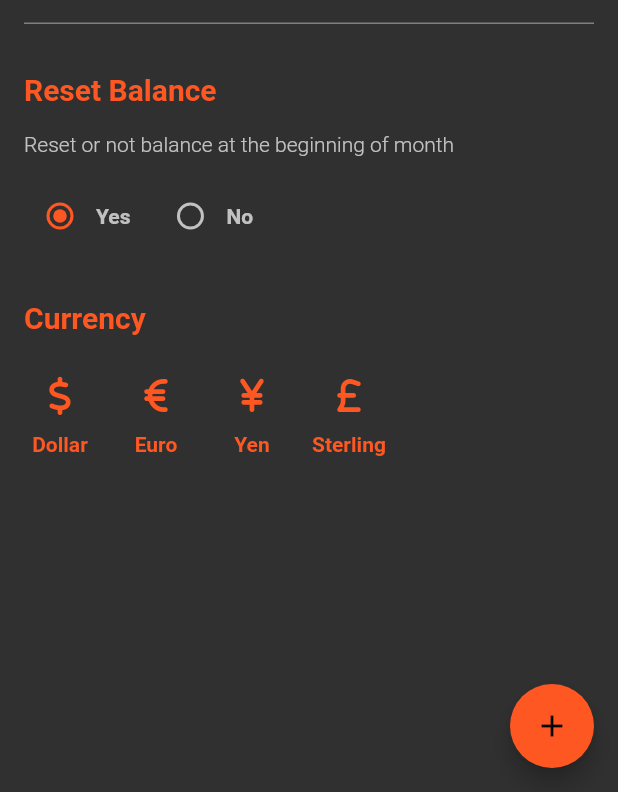
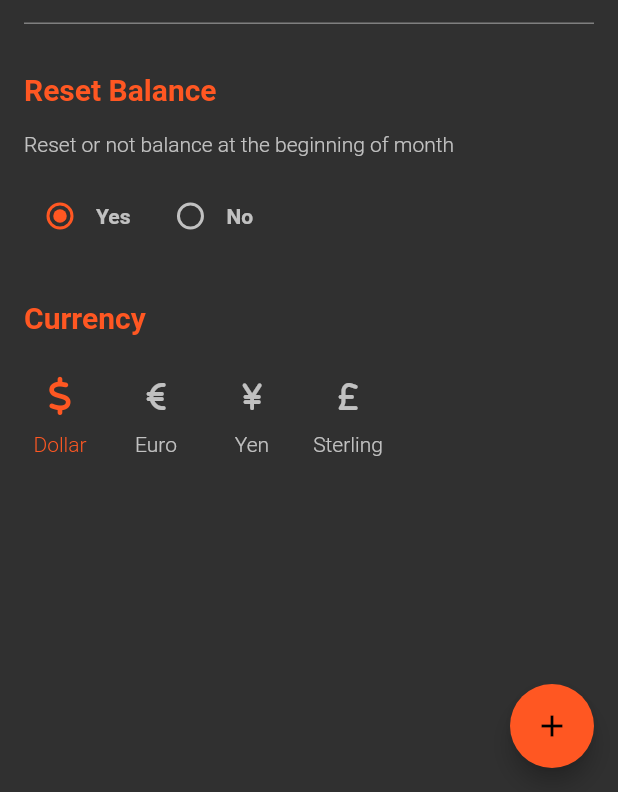
Before and after one commit to kolbe-ryo/budget_scouter, a Flutter app: the MoneyMeterInitialSettingModal screen opened directly, on a phone screen of 412 x 824 dp, the part 444-1236 px from its top. Run offline on Flutter 3.47's test engine with Material 2 defaults, Android fonts, the phone set to English and light mode, and no system bars; our stand-ins replace flutter_riverpod, font_awesome_flutter, freezed_annotation, pie_chart, shared_preferences; accounts and stored records are empty; generated files the repository leaves out were written again.

Commit message:
set provider to selected_icon_button

```diff
--- a/lib/view/common/selected_icon_button.dart
+++ b/lib/view/common/selected_icon_button.dart
@@ -1,4 +1,7 @@
 // Flutter imports:
+import 'package:budget_scouter/model/money_meter_model.dart';
+import 'package:budget_scouter/view/modal/money_meter_initital_setting_modal.dart';
+import 'package:budget_scouter/view/page/money_meter_page.dart';
 import 'package:flutter/material.dart';
 
 // Package imports:
@@ -10,27 +13,30 @@ import '../../constant/style.dart';
 import '../../enum/currency_data_enum.dart';
 
 class SelectedIconButton extends ConsumerWidget {
-  const SelectedIconButton(this.genreData, {Key? key}) : super(key: key);
+  const SelectedIconButton(this.currency, {Key? key}) : super(key: key);
 
-  final CurrencyDataEnum genreData;
+  final CurrencyDataEnum currency;
 
   @override
   Widget build(BuildContext context, WidgetRef ref) {
+    final selectCurrency = ref.watch(initialMoneyMeterStateProvider.select((state) => state.currency));
+    final isSelectedThis = currency == selectCurrency;
     return Column(
       children: [
         IconButton(
           icon: FaIcon(
-            genreData.icon,
-            color: kThemeColor,
-            size: 25,
+            currency.icon,
+            color: isSelectedThis ? kThemeColor : kDarkTextColor,
+            size: isSelectedThis ? 25 : 20,
           ),
-          onPressed: () {},
+          onPressed: () =>
+              ref.read(initialMoneyMeterStateProvider.state).update((state) => state.copyWith(currency: currency)),
         ),
         DefaultTextStyle(
-          style: kTextStyleSecondary,
+          style: kTextStyleHint,
           child: Text(
-            genreData.name,
-            style: TextStyle(color: kThemeColor),
+            currency.name,
+            style: TextStyle(color: isSelectedThis ? kThemeColor : kDarkTextColor),
           ),
         )
       ],
--- a/lib/view/modal/money_meter_initital_setting_modal.dart
+++ b/lib/view/modal/money_meter_initital_setting_modal.dart
@@ -1,5 +1,8 @@
 // Flutter imports:
+import 'package:budget_scouter/model/money_meter_model.dart';
+import 'package:budget_scouter/view/money_meter/money_meter.dart';
 import 'package:flutter/material.dart';
+import 'package:flutter_riverpod/flutter_riverpod.dart';
 
 // Project imports:
 import '../../constant/style.dart';
@@ -7,6 +10,9 @@ import '../common/app_bar.dart';
 import '../common/currency_select_tile.dart';
 import '../common/input_tile.dart';
 import '../common/check_reset_balance_radio_button.dart';
+
+// Temp state
+final initialMoneyMeterStateProvider = StateProvider(((ref) => const MoneyMeterModel()));
 
 class MoneyMeterInitialSettingModal extends StatelessWidget {
   const MoneyMeterInitialSettingModal({Key? key}) : super(key: key);
```
Also changed, not shown: pubspec.lock, 1 other file.
